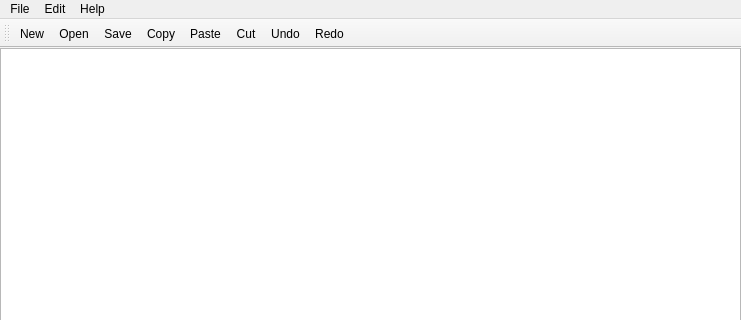
zero-senpai/CPPNOTEPAD, file mainwindow.ui: the form before one commit; both pictures show x 0 to 741 and y 0 to 320 of the 741 by 535 pixel window.
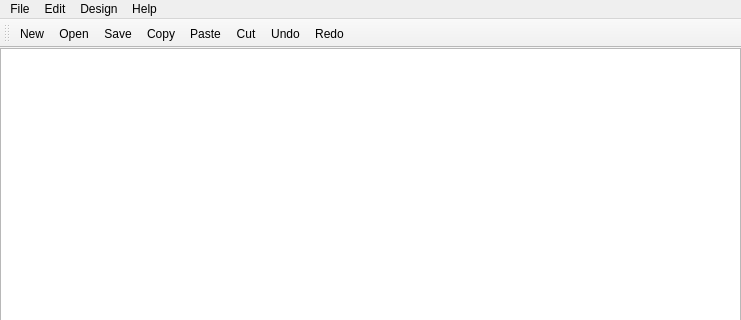
The form after the commit. Icons and pictures are not drawn.

Commit message: Added font dialog and more options for more user customization to be added

Patch:
```diff
--- a/mainwindow.ui
+++ b/mainwindow.ui
@@ -95,8 +95,16 @@
     </property>
     <addaction name="actionAbout"/>
    </widget>
+   <widget class="QMenu" name="menuDesign">
+    <property name="title">
+     <string>Design</string>
+    </property>
+    <addaction name="actionFont"/>
+    <addaction name="actionBackground_Color"/>
+   </widget>
    <addaction name="menuFile"/>
    <addaction name="menuEdit"/>
+   <addaction name="menuDesign"/>
    <addaction name="menuHelp"/>
   </widget>
   <widget class="QStatusBar" name="statusBar"/>
```
Left out of the diff: 14 changed lines with no effect on the pictures. The commit also changes 7 other files.
